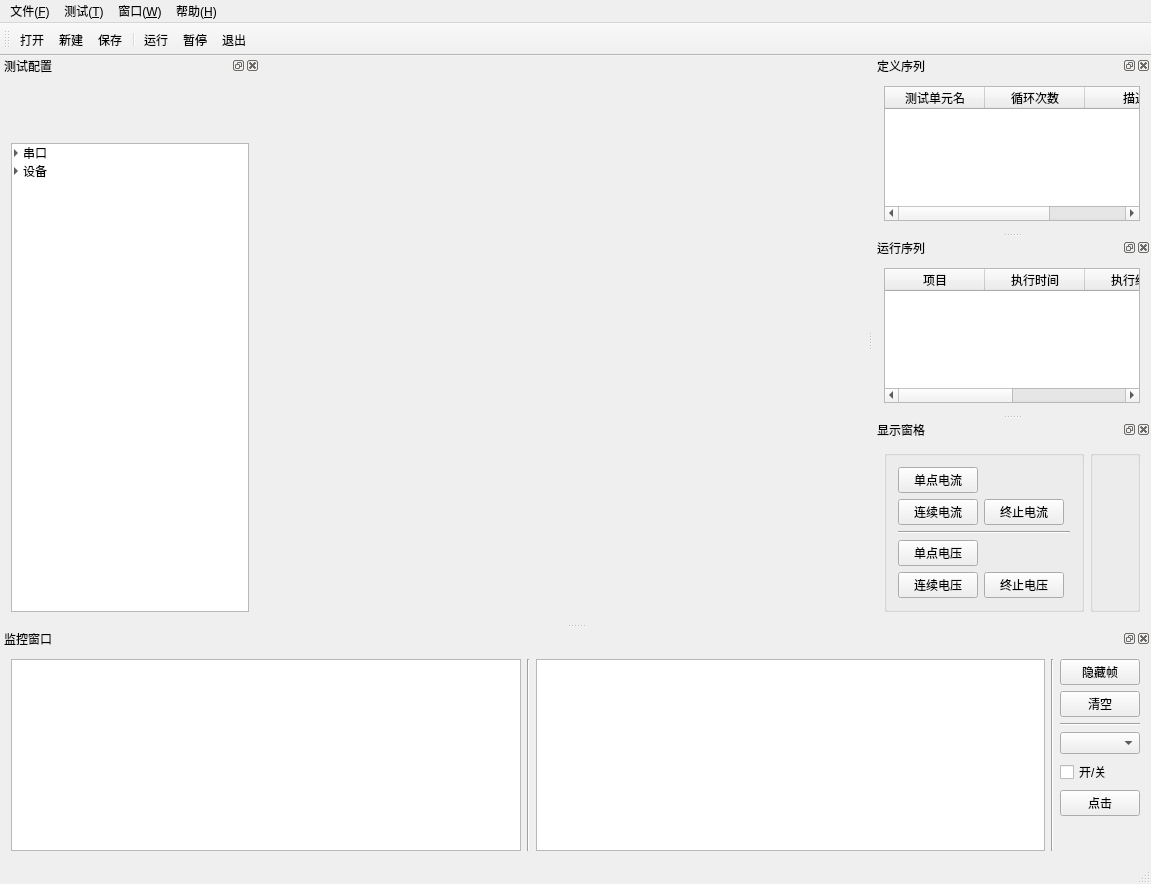
First picture: the form in mainwindow.ui, repository RoadRover-AutoTest/QtDemo, before the edit.
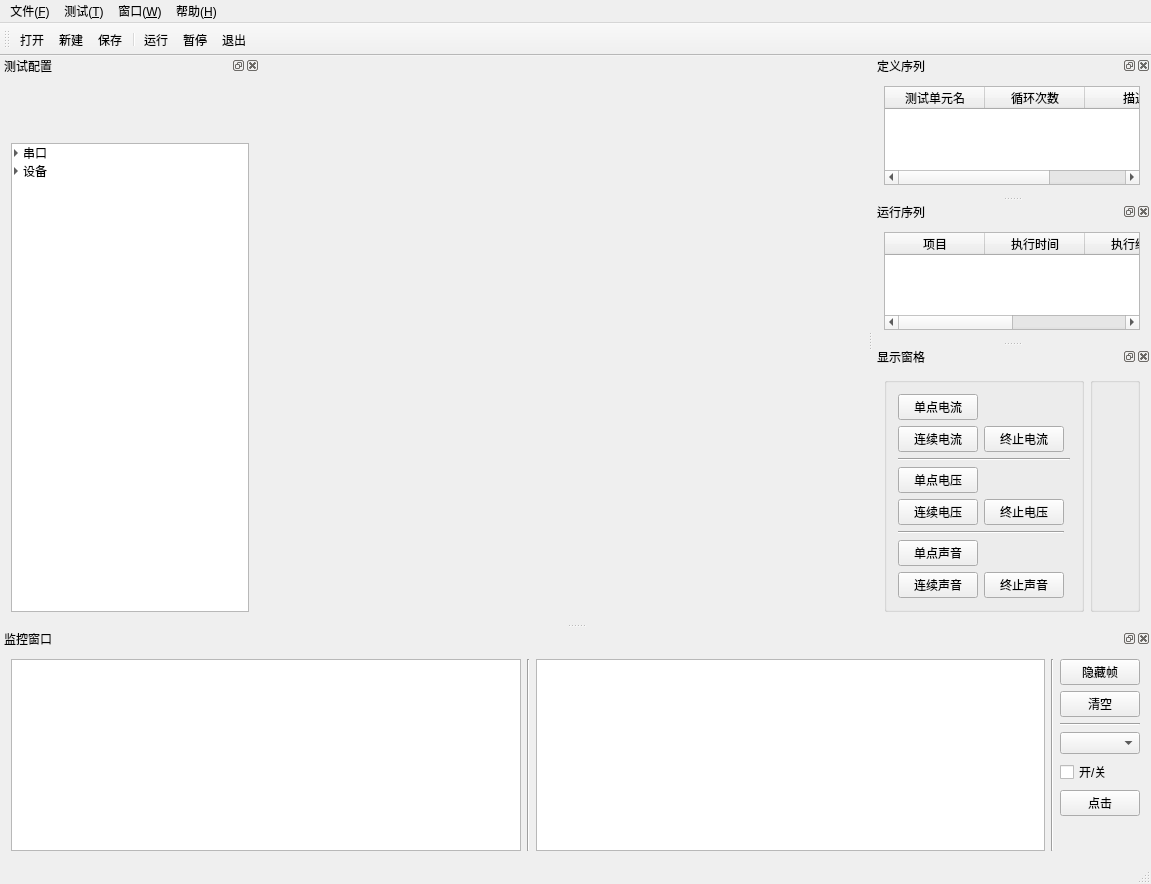
Second picture: the form after the edit. Icons and pictures are not drawn. Custom widgets are drawn as their Qt base class.

Commit message: 20190415:增加声音检测

The edit to the form file:
```diff
--- a/mainwindow.ui
+++ b/mainwindow.ui
@@ -477,6 +477,27 @@
           <string/>
          </property>
          <layout class="QGridLayout" name="gridLayout_4">
+          <item row="7" column="0">
+           <widget class="QPushButton" name="BtnCircularAudio">
+            <property name="text">
+             <string>连续声音</string>
+            </property>
+           </widget>
+          </item>
+          <item row="6" column="0">
+           <widget class="QPushButton" name="btnReadAudio">
+            <property name="text">
+             <string>单点声音</string>
+            </property>
+           </widget>
+          </item>
+          <item row="7" column="1">
+           <widget class="QPushButton" name="BtnOverAudio">
+            <property name="text">
+             <string>终止声音</string>
+            </property>
+           </widget>
+          </item>
           <item row="0" column="0">
            <widget class="QPushButton" name="btnReadCurrent">
             <property name="text">
@@ -484,7 +505,7 @@
             </property>
            </widget>
           </item>
-          <item row="5" column="0">
+          <item row="8" column="0">
            <spacer name="verticalSpacer">
             <property name="orientation">
              <enum>Qt::Vertical</enum>
@@ -539,6 +560,13 @@
             </property>
            </widget>
           </item>
+          <item row="5" column="0" colspan="2">
+           <widget class="Line" name="line_5">
+            <property name="orientation">
+             <enum>Qt::Horizontal</enum>
+            </property>
+           </widget>
+          </item>
          </layout>
         </widget>
        </item>
```
The commit also changes 7 other files.
